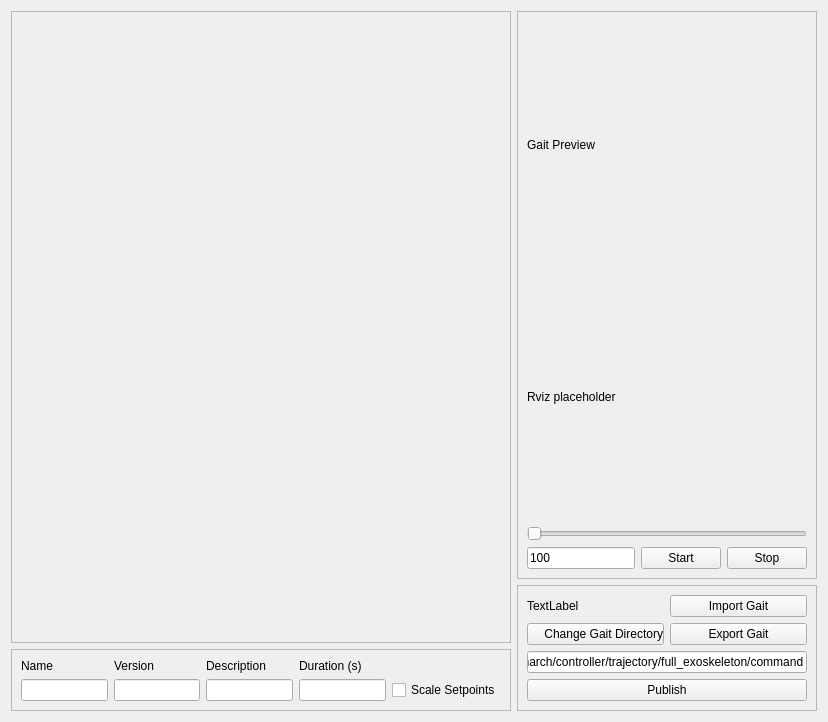
First picture: the form in march_rqt_gait_generator/resource/gait_generator.ui, repository project-march/ProjectMarch, before the edit.
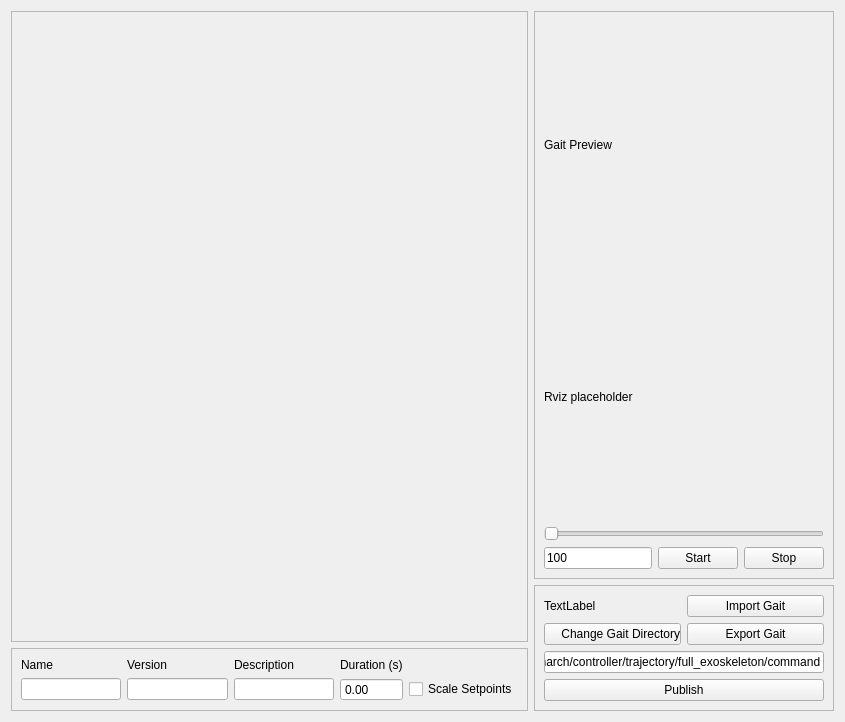
Second picture: the form after the edit.

Commit message: Use spinbox instead of lineedit for gait duration

What changed in the file:
```diff
--- a/march_rqt_gait_generator/resource/gait_generator.ui
+++ b/march_rqt_gait_generator/resource/gait_generator.ui
@@ -6,7 +6,7 @@
    <rect>
     <x>0</x>
     <y>0</y>
-    <width>828</width>
+    <width>845</width>
     <height>722</height>
    </rect>
   </property>
@@ -119,16 +119,6 @@
       <item row="2" column="4">
        <widget class="QLineEdit" name="Description"/>
       </item>
-      <item row="2" column="5">
-       <widget class="QLineEdit" name="Duration">
-        <property name="sizePolicy">
-         <sizepolicy hsizetype="Maximum" vsizetype="Fixed">
-          <horstretch>0</horstretch>
-          <verstretch>0</verstretch>
-         </sizepolicy>
-        </property>
-       </widget>
-      </item>
       <item row="0" column="5">
        <widget class="QLabel" name="DurationLabel">
         <property name="text">
@@ -167,7 +157,7 @@
         </property>
        </widget>
       </item>
-      <item row="2" column="6">
+      <item row="2" column="7">
        <widget class="QCheckBox" name="ScaleSetpoints">
         <property name="toolTip">
          <string>Scale the setpoints based on their relative time when adjusting the duration.</string>
@@ -177,6 +167,16 @@
         </property>
        </widget>
       </item>
+      <item row="2" column="5">
+       <widget class="QDoubleSpinBox" name="Duration">
+        <property name="buttonSymbols">
+         <enum>QAbstractSpinBox::NoButtons</enum>
+        </property>
+        <property name="singleStep">
+         <double>0.000000000000000</double>
+        </property>
+       </widget>
+      </item>
      </layout>
     </widget>
    </item>
```
Left out of the diff: 20 changed lines with no effect on the pictures. The commit also changes 1 other file.
